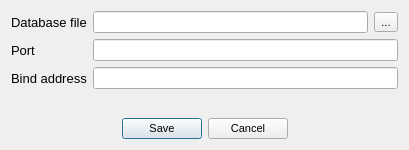
Qt form server/ui/server_config.ui (Serega-SPb/Geekbrains_Client_Server_App) before a commit.
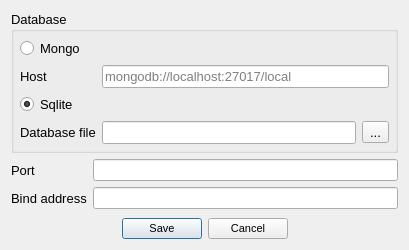
The same form after that commit.

Commit message: - removed users_stats_tab from server ui (obsolete) - added server_db_mongo - added into ConfigWindow db selector (sqlite / mongodb) - adapted server side to mongodb - added script to moving data from sqlite to mongodb

Diff of the .ui file:
```diff
--- a/server/ui/server_config.ui
+++ b/server/ui/server_config.ui
@@ -10,19 +10,19 @@
     <x>0</x>
     <y>0</y>
     <width>409</width>
-    <height>150</height>
+    <height>250</height>
    </rect>
   </property>
   <property name="minimumSize">
    <size>
     <width>400</width>
-    <height>150</height>
+    <height>200</height>
    </size>
   </property>
   <property name="maximumSize">
    <size>
     <width>409</width>
-    <height>200</height>
+    <height>250</height>
    </size>
   </property>
   <property name="font">
@@ -34,71 +34,6 @@
    <string>Config</string>
   </property>
   <layout class="QGridLayout" name="gridLayout">
-   <item row="0" column="0">
-    <widget class="QLabel" name="label">
-     <property name="font">
-      <font>
-       <pointsize>10</pointsize>
-      </font>
-     </property>
-     <property name="text">
-      <string>Database file</string>
-     </property>
-    </widget>
-   </item>
-   <item row="0" column="1">
-    <widget class="QLineEdit" name="db_filepath_txb"/>
-   </item>
-   <item row="0" column="2">
-    <widget class="QToolButton" name="select_file_btn">
-     <property name="text">
-      <string>...</string>
-     </property>
-    </widget>
-   </item>
-   <item row="1" column="0">
-    <widget class="QLabel" name="label_2">
-     <property name="font">
-      <font>
-       <pointsize>10</pointsize>
-      </font>
-     </property>
-     <property name="text">
-      <string>Port</string>
-     </property>
-    </widget>
-   </item>
-   <item row="1" column="1" colspan="2">
-    <widget class="QLineEdit" name="port_txb"/>
-   </item>
-   <item row="2" column="0">
-    <widget class="QLabel" name="label_3">
-     <property name="font">
-      <font>
-       <pointsize>10</pointsize>
-      </font>
-     </property>
-     <property name="text">
-      <string>Bind address</string>
-     </property>
-    </widget>
-   </item>
-   <item row="2" column="1" colspan="2">
-    <widget class="QLineEdit" name="bind_addr_txb"/>
-   </item>
-   <item row="3" column="0" colspan="3">
-    <spacer name="verticalSpacer">
-     <property name="orientation">
-      <enum>Qt::Vertical</enum>
-     </property>
-     <property name="sizeHint" stdset="0">
-      <size>
-       <width>388</width>
-       <height>20</height>
-      </size>
-     </property>
-    </spacer>
-   </item>
    <item row="4" column="0" colspan="3">
     <layout class="QHBoxLayout" name="btns_h_layout">
      <item>
@@ -143,6 +78,176 @@
      </item>
     </layout>
    </item>
+   <item row="3" column="0" colspan="3">
+    <spacer name="verticalSpacer">
+     <property name="orientation">
+      <enum>Qt::Vertical</enum>
+     </property>
+     <property name="sizeHint" stdset="0">
+      <size>
+       <width>388</width>
+       <height>20</height>
+      </size>
+     </property>
+    </spacer>
+   </item>
+   <item row="1" column="0">
+    <widget class="QLabel" name="label_2">
+     <property name="sizePolicy">
+      <sizepolicy hsizetype="Maximum" vsizetype="Preferred">
+       <horstretch>0</horstretch>
+       <verstretch>0</verstretch>
+      </sizepolicy>
+     </property>
+     <property name="minimumSize">
+      <size>
+       <width>0</width>
+       <height>0</height>
+      </size>
+     </property>
+     <property name="font">
+      <font>
+       <pointsize>10</pointsize>
+      </font>
+     </property>
+     <property name="text">
+      <string>Port</string>
+     </property>
+     <property name="margin">
+      <number>0</number>
+     </property>
+    </widget>
+   </item>
+   <item row="2" column="0">
+    <widget class="QLabel" name="label_3">
+     <property name="sizePolicy">
+      <sizepolicy hsizetype="Maximum" vsizetype="Preferred">
+       <horstretch>0</horstretch>
+       <verstretch>0</verstretch>
+      </sizepolicy>
+     </property>
+     <property name="minimumSize">
+      <size>
+       <width>0</width>
+       <height>0</height>
+      </size>
+     </property>
+     <property name="font">
+      <font>
+       <pointsize>10</pointsize>
+      </font>
+     </property>
+     <property name="text">
+      <string>Bind address</string>
+     </property>
+     <property name="margin">
+      <number>0</number>
+     </property>
+    </widget>
+   </item>
+   <item row="1" column="1" colspan="2">
+    <widget class="QLineEdit" name="port_txb"/>
+   </item>
+   <item row="2" column="1" colspan="2">
+    <widget class="QLineEdit" name="bind_addr_txb"/>
+   </item>
+   <item row="0" column="0" colspan="3">
+    <widget class="QGroupBox" name="groupBox">
+     <property name="font">
+      <font>
+       <pointsize>10</pointsize>
+      </font>
+     </property>
+     <property name="title">
+      <string>Database</string>
+     </property>
+     <property name="flat">
+      <bool>false</bool>
+     </property>
+     <layout class="QGridLayout" name="gridLayout_2">
+      <property name="leftMargin">
+       <number>6</number>
+      </property>
+      <property name="topMargin">
+       <number>6</number>
+      </property>
+      <property name="rightMargin">
+       <number>6</number>
+      </property>
+      <property name="bottomMargin">
+       <number>6</number>
+      </property>
+      <item row="0" column="0" colspan="3">
+       <widget class="QRadioButton" name="mongo_db_rbn">
+        <property name="font">
+         <font>
+          <pointsize>10</pointsize>
+         </font>
+        </property>
+        <property name="text">
+         <string>Mongo</string>
+        </property>
+       </widget>
+      </item>
+      <item row="1" column="0">
+       <widget class="QLabel" name="label_4">
+        <property name="font">
+         <font>
+          <pointsize>10</pointsize>
+         </font>
+        </property>
+        <property name="text">
+         <string>Host</string>
+        </property>
+       </widget>
+      </item>
+      <item row="1" column="1" colspan="2">
+       <widget class="QLineEdit" name="db_host_txb">
+        <property name="placeholderText">
+         <string>mongodb://localhost:27017/local</string>
+        </property>
+       </widget>
+      </item>
+      <item row="2" column="0" colspan="3">
+       <widget class="QRadioButton" name="sqlite_db_rbn">
+        <property name="font">
+         <font>
+          <pointsize>10</pointsize>
+         </font>
+        </property>
+        <property name="text">
+         <string>Sqlite</string>
+        </property>
+        <property name="checked">
+         <bool>true</bool>
+        </property>
+       </widget>
+      </item>
+      <item row="3" column="0">
+       <widget class="QLabel" name="label">
+        <property name="font">
+         <font>
+          <pointsize>10</pointsize>
+         </font>
+        </property>
+        <property name="text">
+         <string>Database file</string>
+        </property>
+       </widget>
+      </item>
+      <item row="3" column="1">
+       <widget class="QLineEdit" name="db_filepath_txb"/>
+      </item>
+      <item row="3" column="2">
+       <widget class="QToolButton" name="select_file_btn">
+        <property name="text">
+         <string>...</string>
+        </property>
+       </widget>
+      </item>
+     </layout>
+    </widget>
+   </item>
   </layout>
  </widget>
  <resources/>
```
Left out of the diff: 51 changed lines with no effect on the pictures. The commit also changes 9 other files.
